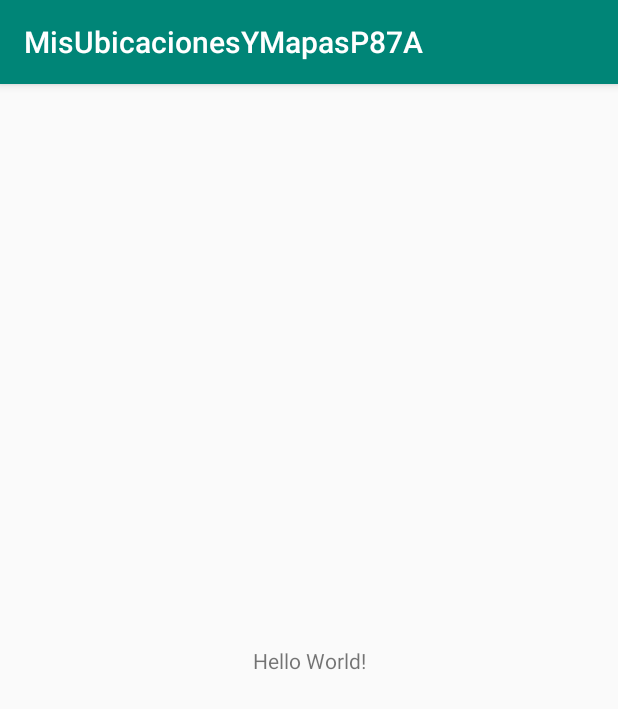
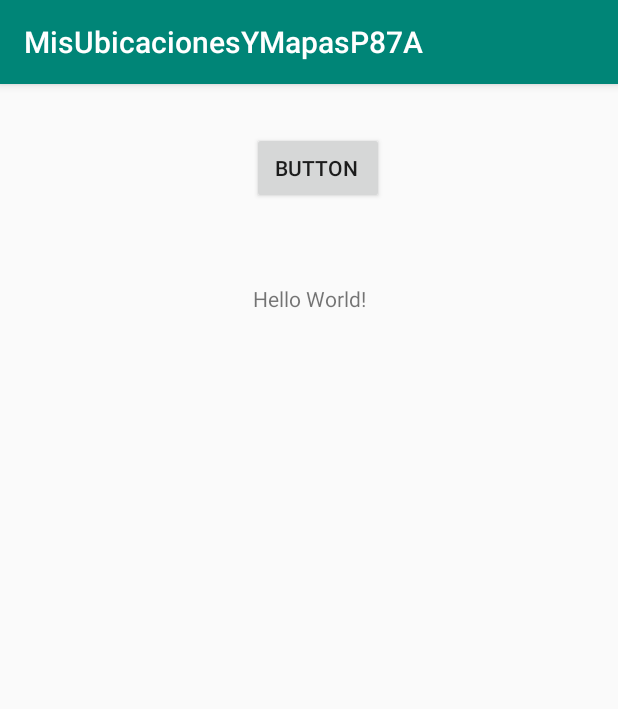
Before and after one commit to profe-givox/MisUbicacionesYMapasP87A, an Android app: the screen it shows after launch (MainActivity), on a phone screen of 412 x 824 dp. Shown: the top 709 px of the screen. Run offline under Robolectric (Android 15) with nearby library versions, the phone set to English and light mode, and no system bars.

```diff
--- a/app/src/main/AndroidManifest.xml
+++ b/app/src/main/AndroidManifest.xml
@@ -3,6 +3,8 @@
     package="net.ivanvega.misubicacionesymapasp87a">
 
     <uses-permission android:name="android.permission.ACCESS_COARSE_LOCATION"></uses-permission>
+    <uses-permission android:name="android.permission.ACCESS_FINE_LOCATION"></uses-permission>
+
 
     <application
         android:allowBackup="true"
--- a/app/src/main/java/net/ivanvega/misubicacionesymapasp87a/MainActivity.java
+++ b/app/src/main/java/net/ivanvega/misubicacionesymapasp87a/MainActivity.java
@@ -1,24 +1,70 @@
 package net.ivanvega.misubicacionesymapasp87a;
 
+import androidx.annotation.NonNull;
+import androidx.annotation.Nullable;
 import androidx.appcompat.app.AppCompatActivity;
 
+import android.content.Intent;
+import android.content.IntentSender;
 import android.location.Location;
 import android.os.Bundle;
 import android.util.Log;
+import android.view.View;
+import android.widget.TextView;
 import android.widget.Toast;
+import android.widget.ViewAnimator;
 
+import com.google.android.gms.common.api.ResolvableApiException;
 import com.google.android.gms.location.FusedLocationProviderClient;
+import com.google.android.gms.location.LocationCallback;
+import com.google.android.gms.location.LocationRequest;
+import com.google.android.gms.location.LocationResult;
 import com.google.android.gms.location.LocationServices;
+import com.google.android.gms.location.LocationSettingsRequest;
+import com.google.android.gms.location.LocationSettingsResponse;
+import com.google.android.gms.location.SettingsClient;
+import com.google.android.gms.tasks.OnFailureListener;
 import com.google.android.gms.tasks.OnSuccessListener;
+import com.google.android.gms.tasks.Task;
 
 public class MainActivity extends AppCompatActivity {
+    private static final int REQUEST_CHECK_SETTINGS = 1001;
+    LocationRequest     locationRequest;
+    private FusedLocationProviderClient fusedLocationClient;
+    LocationSettingsRequest.Builder builder;
+    TextView txt ;
+    private boolean requestingLocationUpdates=true;
 
-    private FusedLocationProviderClient fusedLocationClient;
+    public void click(View v){
+
+    }
+    private LocationCallback locationCallback = new LocationCallback() {
+        @Override
+        public void onLocationResult(LocationResult locationResult) {
+            if (locationResult == null) {
+                return;
+            }
+            for (Location location : locationResult.getLocations()) {
+                // Update UI with location data
+                // ...
+                String msj = "Latitud: "+ String.valueOf(location.getLatitude())
+                        + "\nLongitud: " + location.getLongitude();
+                Toast.makeText(MainActivity.this, msj,
+                        Toast.LENGTH_LONG).show();
+                Log.i("POSICION", msj);
+                txt.setText(msj);
+
+
+            }
+        };
+    };
 
     @Override
     protected void onCreate(Bundle savedInstanceState) {
         super.onCreate(savedInstanceState);
         setContentView(R.layout.activity_main);
+
+        txt = findViewById(R.id.txt);
 
         fusedLocationClient = LocationServices.getFusedLocationProviderClient(this);
 
@@ -39,5 +85,85 @@ public class MainActivity extends AppCompatActivity {
                     }
                 });
 
+
+
+        createLocationRequest();
+
+        builder = new LocationSettingsRequest.Builder()
+                .addLocationRequest(locationRequest);
+
+        SettingsClient client = LocationServices.getSettingsClient(this);
+        Task<LocationSettingsResponse> task = client.checkLocationSettings(builder.build());
+
+        task.addOnSuccessListener(this, new OnSuccessListener<LocationSettingsResponse>() {
+            @Override
+            public void onSuccess(LocationSettingsResponse locationSettingsResponse) {
+                // All location settings are satisfied. The client can initialize
+                // location requests here.
+                // ...
+                Log.i("PRUEBA", locationSettingsResponse.toString());
+                Toast.makeText(MainActivity.this, locationSettingsResponse.toString(),
+                        Toast.LENGTH_SHORT).show();
+                requestingLocationUpdates = true;
+
+            }
+        });
+
+        task.addOnFailureListener(this, new OnFailureListener() {
+            @Override
+            public void onFailure(@NonNull Exception e) {
+                if (e instanceof ResolvableApiException) {
+                    // Location settings are not satisfied, but this can be fixed
+                    // by showing the user a dialog.
+                    try {
+                        // Show the dialog by calling startResolutionForResult(),
+                        // and check the result in onActivityResult().
+                        ResolvableApiException resolvable = (ResolvableApiException) e;
+                        resolvable.startResolutionForResult(MainActivity.this,
+                                REQUEST_CHECK_SETTINGS);
+                    } catch (IntentSender.SendIntentException sendEx) {
+                        // Ignore the error.
+                    }
+                }
+            }
+        });
+
+
+
     }
+
+    @Override
+    protected void onActivityResult(int requestCode, int resultCode, @Nullable Intent data) {
+        super.onActivityResult(requestCode, resultCode, data);
+        if(requestCode == this.REQUEST_CHECK_SETTINGS){
+            Log.i("PRUEBA", String.valueOf(resultCode));
+            Toast.makeText(this, String.valueOf(resultCode), Toast.LENGTH_SHORT).show();
+            if(resultCode == RESULT_OK){
+                this.requestingLocationUpdates = true;
+            }
+        }
+    }
+
+    protected void createLocationRequest() {
+        locationRequest = LocationRequest.create();
+        locationRequest.setInterval(10000);
+        locationRequest.setFastestInterval(5000);
+        locationRequest.setPriority(LocationRequest.PRIORITY_HIGH_ACCURACY);
+    }
+
+    @Override
+    protected void onResume() {
+        super.onResume();
+       if (requestingLocationUpdates) {
+            startLocationUpdates();
+       }
+    }
+
+    private void startLocationUpdates() {
+        fusedLocationClient.requestLocationUpdates(locationRequest,
+                locationCallback,
+                null /* Looper */);
+    }
+
+
 }
--- a/app/src/main/res/layout/activity_main.xml
+++ b/app/src/main/res/layout/activity_main.xml
@@ -4,15 +4,33 @@
     xmlns:tools="http://schemas.android.com/tools"
     android:layout_width="match_parent"
     android:layout_height="match_parent"
+    android:onClick="click"
     tools:context=".MainActivity">
 
     <TextView
+        android:id="@+id/txt"
         android:layout_width="wrap_content"
         android:layout_height="wrap_content"
         android:text="Hello World!"
         app:layout_constraintBottom_toBottomOf="parent"
         app:layout_constraintLeft_toLeftOf="parent"
         app:layout_constraintRight_toRightOf="parent"
+        app:layout_constraintTop_toBottomOf="@+id/btnActivar"
+        app:layout_constraintVertical_bias="0.08" />
+
+    <Button
+        android:id="@+id/btnActivar"
+        android:layout_width="wrap_content"
+        android:layout_height="wrap_content"
+        android:layout_marginStart="167dp"
+        android:layout_marginLeft="167dp"
+        android:layout_marginTop="32dp"
+        android:layout_marginEnd="156dp"
+        android:layout_marginRight="156dp"
+        android:onClick="click"
+        android:text="button "
+        app:layout_constraintEnd_toEndOf="parent"
+        app:layout_constraintStart_toStartOf="parent"
         app:layout_constraintTop_toTopOf="parent" />
 
 </androidx.constraintlayout.widget.ConstraintLayout>
```
